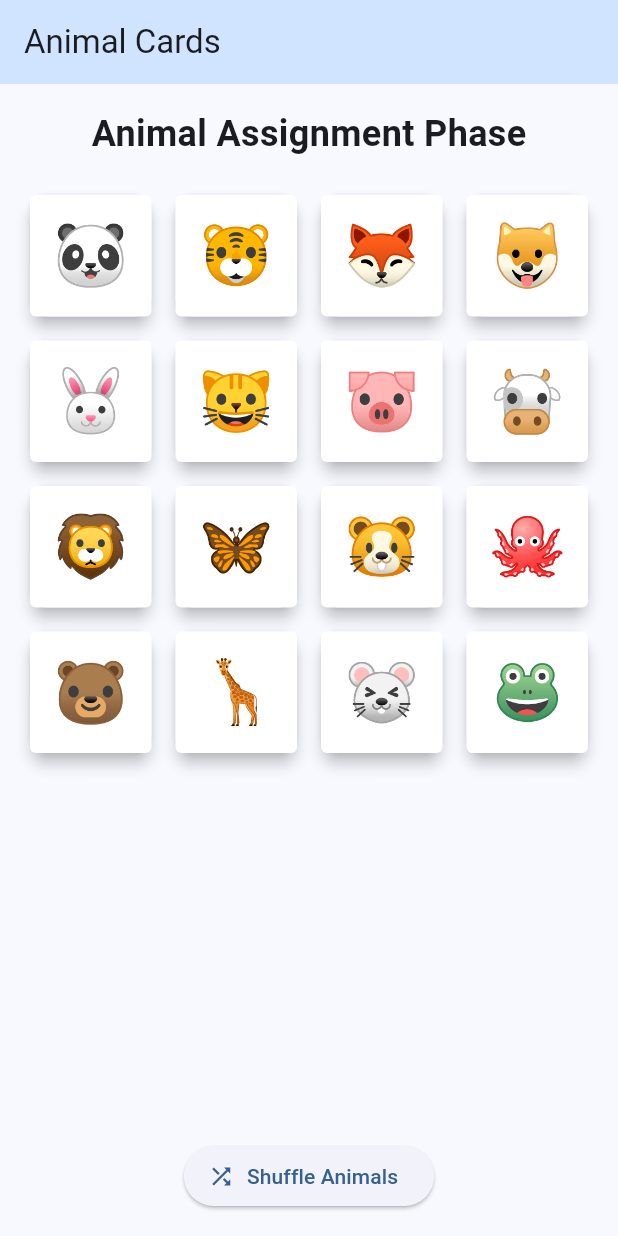
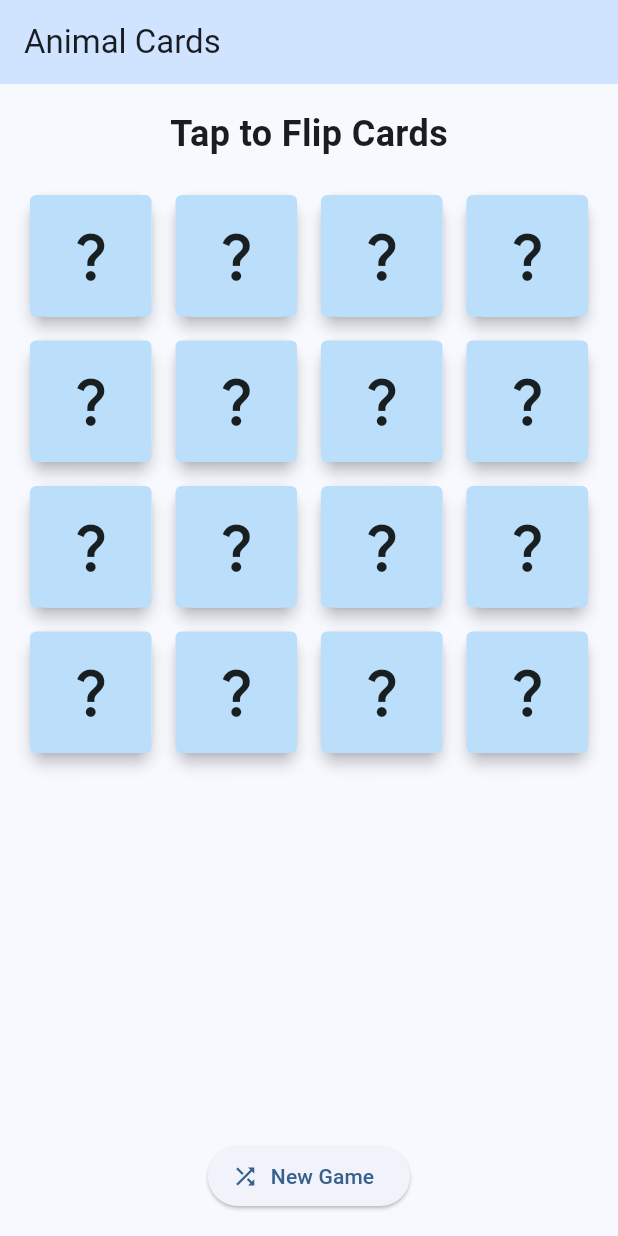
Before and after one commit to Mclovin7291/card-matching-game, a Flutter app: the screen it shows after launch, on a phone screen of 412 x 824 dp. Run offline on Flutter 3.47's test engine with Material 3 defaults, Android fonts, the light colour scheme and no system bars.

Commit message:
can flip cards

```diff
--- a/lib/main.dart
+++ b/lib/main.dart
@@ -44,7 +44,7 @@
             child: Column(
               children: [
                 const Text(
-                  'Animal Assignment Phase',
+                  'Tap to Flip Cards',
                   style: TextStyle(fontSize: 24, fontWeight: FontWeight.bold),
                 ),
                 const SizedBox(height: 20),
@@ -61,15 +61,21 @@
                       final card = gameProvider.cards[index];
                       return Card(
                         elevation: 4,
-                        child: Container(
+                        child: InkWell(
+                          onTap: () => gameProvider.flipCard(index),
+                          child: AnimatedContainer(
+                            duration: const Duration(milliseconds: 300),
                             decoration: BoxDecoration(
-                            color: Colors.white,
+                              color: card.isFlipped ? Colors.white : Colors.blue.shade100,
                               borderRadius: BorderRadius.circular(4),
                             ),
                             child: Center(
-                            child: Text(
+                              child: card.isFlipped
+                                  ? Text(
                                       card.animal,
                                       style: const TextStyle(fontSize: 40),
+                                    )
+                                  : const Icon(Icons.question_mark, size: 40),
                             ),
                           ),
                         ),
@@ -82,7 +88,7 @@
                 ElevatedButton.icon(
                   onPressed: gameProvider.initGame,
                   icon: const Icon(Icons.shuffle),
-                  label: const Text('Shuffle Animals'),
+                  label: const Text('New Game'),
                 ),
               ],
             ),
--- a/lib/models/card_model.dart
+++ b/lib/models/card_model.dart
@@ -1,19 +1,23 @@
 class GameCard {
   final int id;
   final String animal;
+  bool isFlipped;
 
   GameCard({
     required this.id,
     required this.animal,
+    this.isFlipped = false,
   });
 
   GameCard copyWith({
     int? id,
     String? animal,
+    bool? isFlipped,
   }) {
     return GameCard(
       id: id ?? this.id,
       animal: animal ?? this.animal,
+      isFlipped: isFlipped ?? this.isFlipped,
     );
   }
 }
--- a/lib/providers/game_provider.dart
+++ b/lib/providers/game_provider.dart
@@ -33,4 +33,12 @@ class GameProvider extends ChangeNotifier {
 
     notifyListeners();
   }
+
+  void flipCard(int index) {
+    // Flip the selected card
+    cards[index] = cards[index].copyWith(
+      isFlipped: !cards[index].isFlipped,
+    );
+    notifyListeners();
+  }
 }
```
Lines whose indentation alone changed are shown as unchanged.
